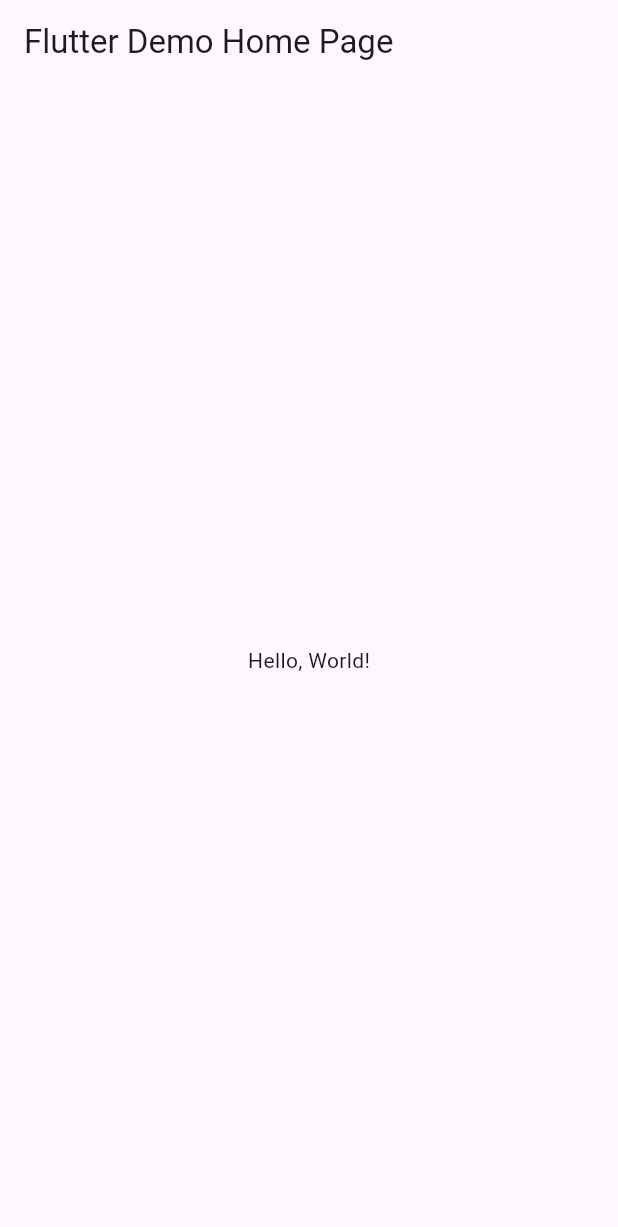
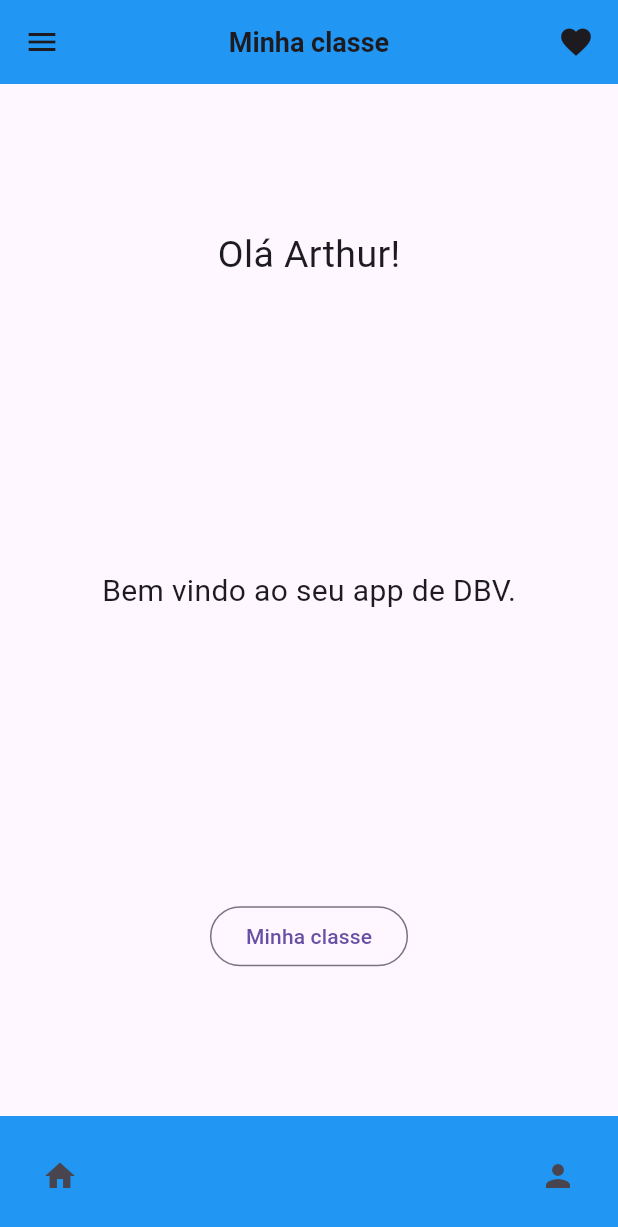
Before and after one commit to arthurmelo777/flutter_dbv, a Flutter app: the screen it shows after launch, on a phone screen of 412 x 824 dp. Shown: the top 1227 px of the screen. Run offline on Flutter 3.47's test engine with Material 3 defaults, Android fonts, the phone set to English and light mode, and no system bars.

```diff
--- /dev/null
+++ b/lib/componentes.dart
@@ -0,0 +1,50 @@
+import 'package:flutter/material.dart';
+
+class HeaderWidget extends StatelessWidget implements PreferredSizeWidget {
+  @override
+  Size get preferredSize => Size.fromHeight(kToolbarHeight);
+  @override
+  Widget build(BuildContext context) {
+    return AppBar(
+      backgroundColor: Colors.blue,
+      title: Row(
+        mainAxisAlignment: MainAxisAlignment.spaceBetween,
+        children: [
+          Icon(Icons.menu), // Foto dbv
+          Text(
+            'Minha classe',
+            style: TextStyle(
+              fontSize: 18,
+              fontWeight: FontWeight.bold,
+            ),
+          ),
+          Icon(Icons.favorite), // Foto Amigo
+        ],
+      ),
+    );
+  }
+}
+
+class FooterWidget extends StatelessWidget {
+  @override
+  Widget build(BuildContext context) {
+    return BottomAppBar(
+      color: Colors.blue,
+      child: Row(
+        mainAxisAlignment: MainAxisAlignment.spaceBetween,
+        children: [
+          IconButton(
+            icon: Icon(Icons.home),
+            onPressed: () {
+              Navigator.pushNamed(context, "/");
+            },
+          ),
+          IconButton(
+            icon: Icon(Icons.person),
+            onPressed: () {},
+          ),
+        ],
+      ),
+    );
+  }
+}
--- /dev/null
+++ b/lib/homepage.dart
@@ -0,0 +1,25 @@
+import 'package:flutter/material.dart';
+import './componentes.dart';
+
+class HomePage extends StatelessWidget {
+  @override
+  Widget build(BuildContext context) {
+    return Scaffold(
+      appBar: HeaderWidget(),
+      body: Center(
+          child: Column(
+              mainAxisAlignment: MainAxisAlignment.spaceAround,
+              children: [
+            Text('Olá Arthur!', style: TextStyle(fontSize: 25)),
+            Text('Bem vindo ao seu app de DBV.',
+                style: TextStyle(fontSize: 20)),
+            OutlinedButton(
+                onPressed: () {
+                  Navigator.pushNamed(context, "/primeira_tela");
+                },
+                child: Text('Minha classe')),
+          ])),
+      bottomNavigationBar: FooterWidget(),
+    );
+  }
+}
--- a/lib/main.dart
+++ b/lib/main.dart
@@ -1,43 +1,18 @@
 import 'package:flutter/material.dart';
+import './homepage.dart';
+import './aluno_requisitos.dart';
+import './classe_alunos.dart';
 
-void main() => runApp(MyApp());
-
-class MyApp extends StatelessWidget {
-  const MyApp({super.key});
-  // This widget is the root of your application.
-  @override
-  Widget build(BuildContext context) {
-    return MaterialApp(
-      // Application name
-      title: 'Flutter Hello World',
-      // Application theme data, you can set the colors for the application as
-      // you want
-      theme: ThemeData(
-        // useMaterial3: false,
-        primarySwatch: Colors.blue,
-      ),
-      // A widget which will be started on application startup
-      home: MyHomePage(title: 'Flutter Demo Home Page'),
-    );
-  }
+void main() {
+  runApp(MaterialApp(initialRoute: "/", routes: {
+    "/": (c) {
+      return HomePage();
+    },
+    "/primeira_tela": (c) {
+      return ClasseAlunos();
+    },
+    "/segunda_tela": (c) {
+      return AlunoRequisitos();
+    }
+  }));
 }
-
-class MyHomePage extends StatelessWidget {
-  final String title;
-  const MyHomePage({super.key, required this.title});
-
-  @override
-  Widget build(BuildContext context) {
-    return Scaffold(
-      appBar: AppBar(
-        // The title text which will be shown on the action bar
-        title: Text(title),
-      ),
-      body: Center(
-        child: Text(
-          'Hello, World!',
-        ),
-      ),
-    );
-  }
-}
```
Also changed, not shown: lib/aluno_requisitos.dart (added, +79 -0 lines), lib/classe_alunos.dart (added, +42 -0 lines), 1 other file.
